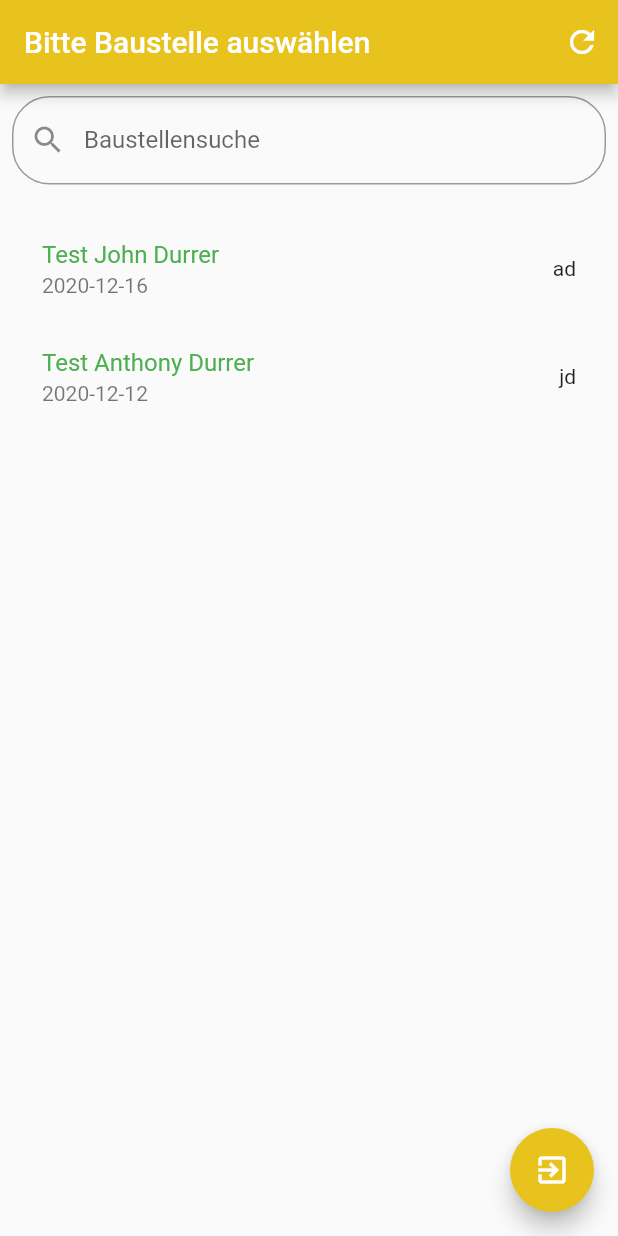
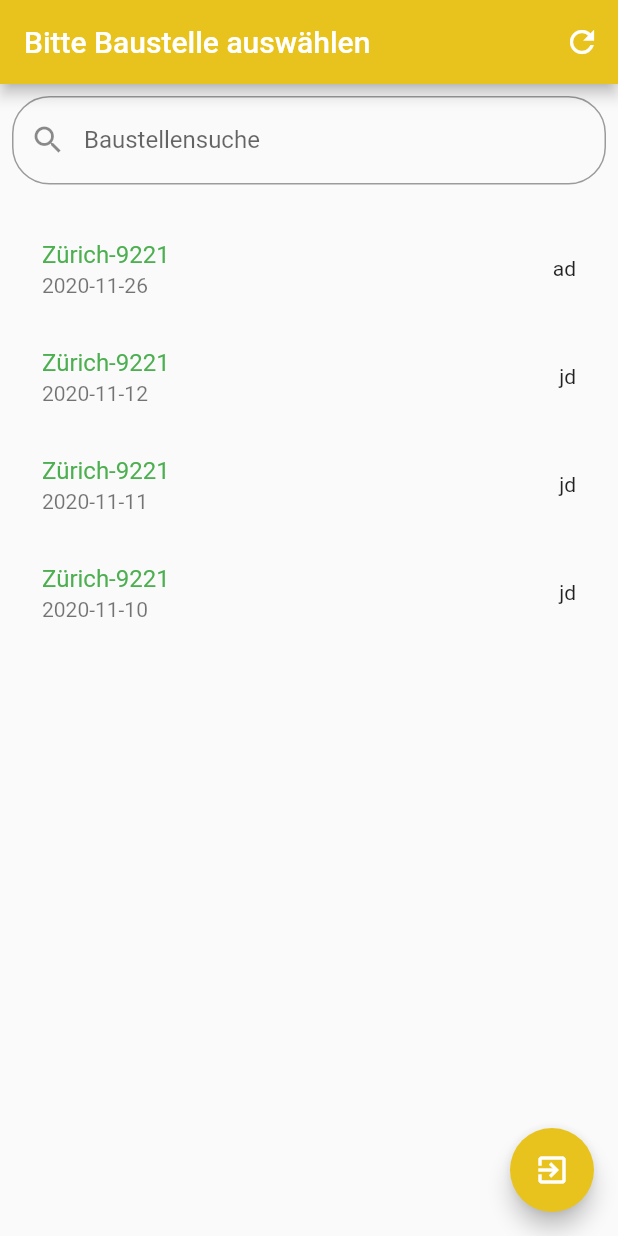
Before and after one commit to DeltaEcho192/Notification_app, a Flutter app: the screen it shows after launch, on a phone screen of 412 x 824 dp. Run offline on Flutter 3.47's test engine with Material 2 defaults, Android fonts, the phone set to English and light mode, and no system bars; our stand-ins replace audioplayers, cloud_firestore, firebase_storage, flutter_datetime_picker, flutter_phoenix, geolocator and 6 more; missing offline and left inert: autocomplete_textfield, flutter_app_badger, flutter_audio_recorder, flutter_udid, global_configuration; accounts and stored records are empty.

```diff
--- a/lib/checklist.dart
+++ b/lib/checklist.dart
@@ -185,8 +185,11 @@ class CheckboxWidgetState extends State<CheckboxWidget> {
                   errors = Map<String, String>.from(errorsLoc);
                   audio = Map<String, String>.from(audioLoc);
                   priority = Map<String, int>.from(priorityLoc);
-                  status = Map<String, int>.from(statusLoc);
-                  statusText = Map<String, Map>.from(statusTextLoc);
+                  if (statusLoc != null) {
+                    status = Map<String, int>.from(statusLoc);
+                    statusText = Map<String, Map>.from(statusTextLoc);
+                  }
+
                   subtitles = {...errors, ...comments};
                   print(subtitles);
                   numbers.forEach((key, value) {
--- a/lib/report.dart
+++ b/lib/report.dart
@@ -37,36 +37,65 @@ class _ReportState extends State<Report> {
   List<String> newDataList = [];
   List<Map> reportApi = [
     {
-      "docID": "beIiSdDn3bUfGMTqHD9h",
-      "date": ["2020-12-16", "08:28:41.000Z"],
+      "docID": "6CEAvn1pOu4UziwMuGD3",
+      "date": ["2020-11-26", "09:51:11.000Z"],
       "userID": "ad",
-      "bauID": "406jkk1kik22t9y",
-      "bauName": "Test John Durrer"
+      "bauID": "2",
+      "bauName": "Zürich-9221"
     },
     {
-      "docID": "zO1coeiZEnXZohCxeway",
-      "date": ["2020-12-12", "11:00:00.000Z"],
+      "docID": "6GTqk2ONKcwIpkqUW5Nc",
+      "date": ["2020-11-11", "13:47:48.000Z"],
       "userID": "jd",
-      "bauID": "406jkk1kik22t9y",
-      "bauName": "Test Anthony Durrer"
+      "bauID": "2",
+      "bauName": "Zürich-9221"
+    },
+    {
+      "docID": "7Mkz2RVcYCysOegOm0uo",
+      "date": ["2020-11-10", "11:00:00.000Z"],
+      "userID": "jd",
+      "bauID": "2",
+      "bauName": "Zürich-9221"
+    },
+    {
+      "docID": "CwLREV01arFFbcimEnNj",
+      "date": ["2020-11-12", "09:19:15.000Z"],
+      "userID": "jd",
+      "bauID": "2",
+      "bauName": "Zürich-9221"
     }
   ];
   List<Map> searchedList = [
     {
-      "docID": "beIiSdDn3bUfGMTqHD9h",
-      "date": ["2020-12-16", "08:28:41.000Z"],
+      "docID": "6CEAvn1pOu4UziwMuGD3",
+      "date": ["2020-11-26", "09:51:11.000Z"],
       "userID": "ad",
-      "bauID": "406jkk1kik22t9y",
-      "bauName": "Test John Durrer"
+      "bauID": "2",
+      "bauName": "Zürich-9221"
     },
     {
-      "docID": "zO1coeiZEnXZohCxeway",
-      "date": ["2020-12-12", "11:00:00.000Z"],
+      "docID": "6GTqk2ONKcwIpkqUW5Nc",
+      "date": ["2020-11-11", "13:47:48.000Z"],
       "userID": "jd",
-      "bauID": "406jkk1kik22t9y",
-      "bauName": "Test Anthony Durrer"
-    }
+      "bauID": "2",
+      "bauName": "Zürich-9221"
+    },
+    {
+      "docID": "7Mkz2RVcYCysOegOm0uo",
+      "date": ["2020-11-10", "11:00:00.000Z"],
+      "userID": "jd",
+      "bauID": "2",
+      "bauName": "Zürich-9221"
+    },
+    {
+      "docID": "CwLREV01arFFbcimEnNj",
+      "date": ["2020-11-12", "09:19:15.000Z"],
+      "userID": "jd",
+      "bauID": "2",
+      "bauName": "Zürich-9221"
+    },
   ];
+
   InfoSource testing = InfoSource();
   var usr = "";
   var notiCount = 0;
@@ -85,12 +114,17 @@ class _ReportState extends State<Report> {
 
     if (response.statusCode == 200) {
       reportApi = await jsonDecode(response.body);
+      searchedList = reportApi;ß
       print(reportApi[0]);
     } else {
       throw Exception("Failed to get Baustelle");
     }
   }
   */
+  _sortList() {
+    searchedList.sort((a, b) => (b["date"][0]).compareTo(a["date"][0]));
+    print(searchedList);
+  }
 
   _loadUser() async {
     SharedPreferences prefs = await SharedPreferences.getInstance();
@@ -113,6 +147,7 @@ class _ReportState extends State<Report> {
   void initState() {
     _loadUser();
     _notificationCountTesting();
+    _sortList();
     super.initState();
   }
 
```
Also changed, not shown: 3 other files.
